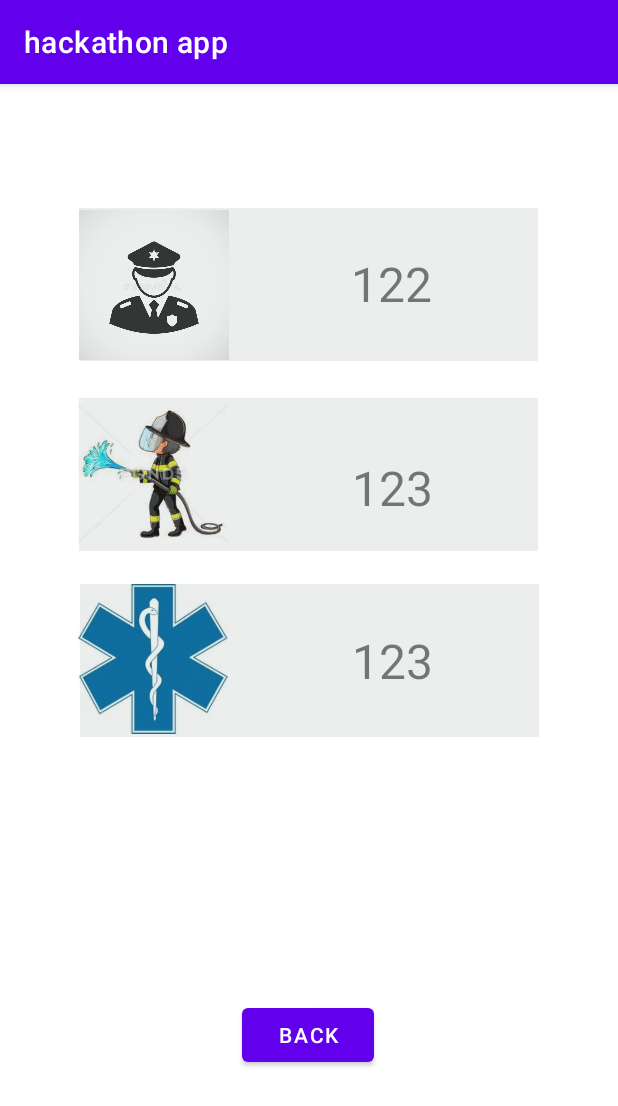
After one commit to emirdobrnjic/Hackaton-app, an Android app: the SosActivity screen opened directly, with no data from a screen before it, on a phone screen of 412 x 824 dp. The commit adds this screen. Shown: the top 1106 px of the screen. Run offline under Robolectric (Android 15) with nearby library versions, the phone set to English and light mode, and no system bars.

Commit message:
prva slika add - aktiviti za provjeru atologina i ostalog dodan skener za provjeru qr koda login implementacija signup
PRAVI INTENT dodan ( main aktiviti sto aplikacija zapravo i radi)
POKUSAJ BROJACA

```diff
--- /dev/null
+++ b/app/src/main/java/com/example/hackathonapp/SosActivity.kt
@@ -0,0 +1,21 @@
+package com.example.hackathonapp
+
+import android.content.Intent
+import androidx.appcompat.app.AppCompatActivity
+import android.os.Bundle
+import android.view.View
+import android.widget.Button
+
+class SosActivity : AppCompatActivity() {
+    override fun onCreate(savedInstanceState: Bundle?) {
+        super.onCreate(savedInstanceState)
+        setContentView(R.layout.activity_sos)
+
+        val button = findViewById<Button>(R.id.button)
+        button.setOnClickListener{
+            val intent = Intent(this, PraviAktiviti::class.java)
+            startActivity(intent)
+            finish()
+        }
+    }
+}
--- a/app/src/main/res/layout/activity_pravi_aktiviti.xml
+++ b/app/src/main/res/layout/activity_pravi_aktiviti.xml
@@ -15,7 +15,7 @@
         app:layout_constraintEnd_toEndOf="parent"
         app:layout_constraintStart_toStartOf="parent"
         app:layout_constraintTop_toTopOf="parent"
-        app:layout_constraintVertical_bias="0.976" />
+        app:layout_constraintVertical_bias="0.994" />
 
     <TextView
         android:id="@+id/textView2"
--- /dev/null
+++ b/app/src/main/res/layout/activity_sos.xml
@@ -0,0 +1,129 @@
+<?xml version="1.0" encoding="utf-8"?>
+<androidx.constraintlayout.widget.ConstraintLayout xmlns:android="http://schemas.android.com/apk/res/android"
+    xmlns:app="http://schemas.android.com/apk/res-auto"
+    xmlns:tools="http://schemas.android.com/tools"
+    android:layout_width="match_parent"
+    android:layout_height="match_parent"
+    tools:context=".SosActivity">
+
+    <ImageView
+        android:id="@+id/imageView"
+        android:layout_width="100dp"
+        android:layout_height="100dp"
+        app:layout_constraintBottom_toBottomOf="parent"
+        app:layout_constraintEnd_toEndOf="parent"
+        app:layout_constraintHorizontal_bias="0.168"
+        app:layout_constraintStart_toStartOf="parent"
+        app:layout_constraintTop_toTopOf="parent"
+        app:layout_constraintVertical_bias="0.126"
+        app:srcCompat="@drawable/policija" />
+
+    <ImageView
+        android:id="@+id/imageView7"
+        android:layout_width="100dp"
+        android:layout_height="100dp"
+        app:layout_constraintBottom_toBottomOf="parent"
+        app:layout_constraintEnd_toEndOf="parent"
+        app:layout_constraintHorizontal_bias="0.166"
+        app:layout_constraintStart_toStartOf="parent"
+        app:layout_constraintTop_toTopOf="parent"
+        app:layout_constraintVertical_bias="0.314"
+        app:srcCompat="@drawable/vatrogasci" />
+
+    <ImageView
+        android:id="@+id/imageView8"
+        android:layout_width="100dp"
+        android:layout_height="100dp"
+        app:layout_constraintBottom_toBottomOf="parent"
+        app:layout_constraintEnd_toEndOf="parent"
+        app:layout_constraintHorizontal_bias="0.167"
+        app:layout_constraintStart_toStartOf="parent"
+        app:layout_constraintTop_toTopOf="parent"
+        app:layout_constraintVertical_bias="0.499"
+        app:srcCompat="@drawable/hitna" />
+
+    <Button
+        android:id="@+id/button"
+        android:layout_width="wrap_content"
+        android:layout_height="wrap_content"
+        android:text="BACK"
+        app:layout_constraintBottom_toBottomOf="parent"
+        app:layout_constraintEnd_toEndOf="parent"
+        app:layout_constraintHorizontal_bias="0.498"
+        app:layout_constraintStart_toStartOf="parent"
+        app:layout_constraintTop_toTopOf="parent"
+        app:layout_constraintVertical_bias="0.847" />
+
+    <TextView
+        android:id="@+id/textView3"
+        android:layout_width="wrap_content"
+        android:layout_height="wrap_content"
+        android:text="122"
+        android:textSize="32sp"
+        app:layout_constraintBottom_toBottomOf="parent"
+        app:layout_constraintEnd_toEndOf="parent"
+        app:layout_constraintHorizontal_bias="0.654"
+        app:layout_constraintStart_toStartOf="parent"
+        app:layout_constraintTop_toTopOf="parent"
+        app:layout_constraintVertical_bias="0.154" />
+
+    <TextView
+        android:id="@+id/textView4"
+        android:layout_width="wrap_content"
+        android:layout_height="wrap_content"
+        android:text="123"
+        android:textSize="32sp"
+        app:layout_constraintBottom_toBottomOf="parent"
+        app:layout_constraintEnd_toEndOf="parent"
+        app:layout_constraintHorizontal_bias="0.655"
+        app:layout_constraintStart_toStartOf="parent"
+        app:layout_constraintTop_toTopOf="parent" />
+
+    <TextView
+        android:id="@+id/textView5"
+        android:layout_width="wrap_content"
+        android:layout_height="wrap_content"
+        android:text="123"
+        android:textSize="32sp"
+        app:layout_constraintBottom_toBottomOf="parent"
+        app:layout_constraintEnd_toEndOf="parent"
+        app:layout_constraintHorizontal_bias="0.655"
+        app:layout_constraintStart_toStartOf="parent"
+        app:layout_constraintTop_toTopOf="parent"
+        app:layout_constraintVertical_bias="0.341" />
+
+    <View
+        android:id="@+id/view"
+        android:layout_width="306dp"
+        android:layout_height="102dp"
+        android:background="#20667573"
+        app:layout_constraintBottom_toBottomOf="parent"
+        app:layout_constraintEnd_toEndOf="parent"
+        app:layout_constraintHorizontal_bias="0.495"
+        app:layout_constraintStart_toStartOf="parent"
+        app:layout_constraintTop_toTopOf="parent"
+        app:layout_constraintVertical_bias="0.124" />
+
+    <View
+        android:id="@+id/view2"
+        android:layout_width="306dp"
+        android:layout_height="102dp"
+        android:background="#20667573"
+        app:layout_constraintBottom_toBottomOf="parent"
+        app:layout_constraintEnd_toEndOf="parent"
+        app:layout_constraintHorizontal_bias="0.495"
+        app:layout_constraintStart_toStartOf="parent"
+        app:layout_constraintTop_toTopOf="parent"
+        app:layout_constraintVertical_bias="0.314" />
+
+    <View
+        android:id="@+id/view3"
+        android:layout_width="306dp"
+        android:layout_height="102dp"
+        android:background="#20667573"
+        app:layout_constraintBottom_toBottomOf="parent"
+        app:layout_constraintEnd_toEndOf="parent"
+        app:layout_constraintHorizontal_bias="0.5"
+        app:layout_constraintStart_toStartOf="parent"
+        app:layout_constraintTop_toTopOf="parent" />
+</androidx.constraintlayout.widget.ConstraintLayout>
```
Also changed, not shown: app/src/main/AndroidManifest.xml (+15 -0 lines), app/src/main/java/com/example/hackathonapp/EduActivity.kt (added, +11 -0 lines), app/src/main/java/com/example/hackathonapp/KantinaActivity.kt (added, +20 -0 lines), app/src/main/java/com/example/hackathonapp/PraviAktiviti.kt (+30 -0 lines), app/src/main/java/com/example/hackathonapp/SatiActivity.kt (added, +11 -0 lines), app/src/main/java/com/example/hackathonapp/ZaposleniActivity.kt (added, +20 -0 lines), app/src/main/res/layout/activity_edu.xml (added, +9 -0 lines), app/src/main/res/layout/activity_kantina.xml (added, +56 -0 lines), app/src/main/res/layout/activity_sati.xml (added, +9 -0 lines), app/src/main/res/layout/activity_zaposleni.xml (added, +46 -0 lines), app/src/main/res/drawable-v24/golvoooo.png (added), app/src/main/res/drawable-v24/hitna.jpg (added), app/src/main/res/drawable-v24/korpa.png (added), app/src/main/res/drawable-v24/mozaik.png (added), 2 more files.
